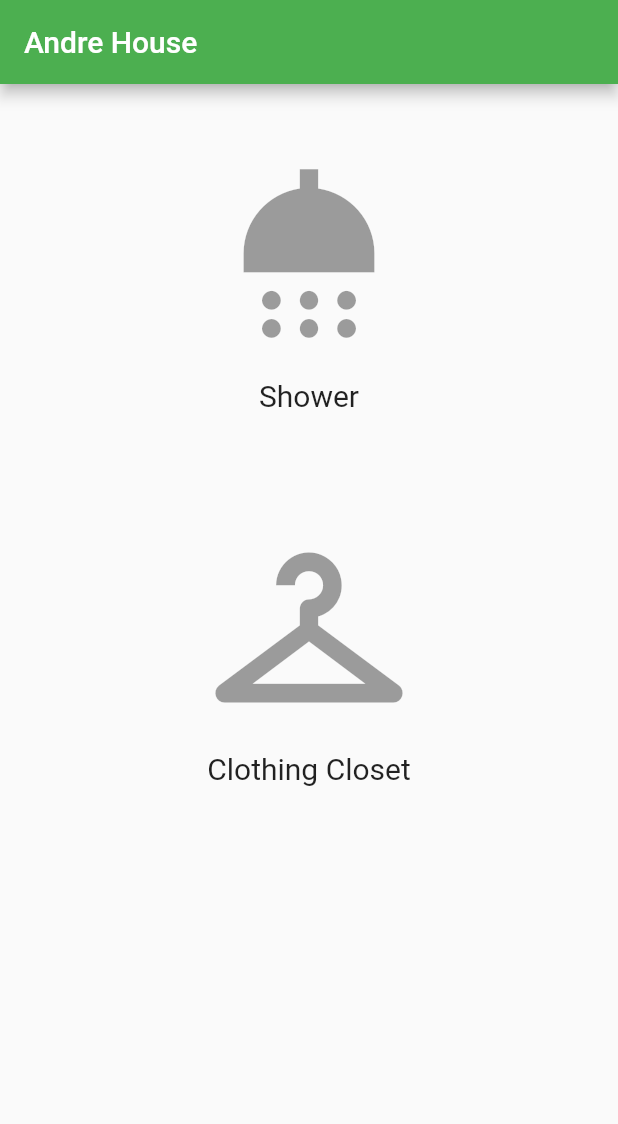
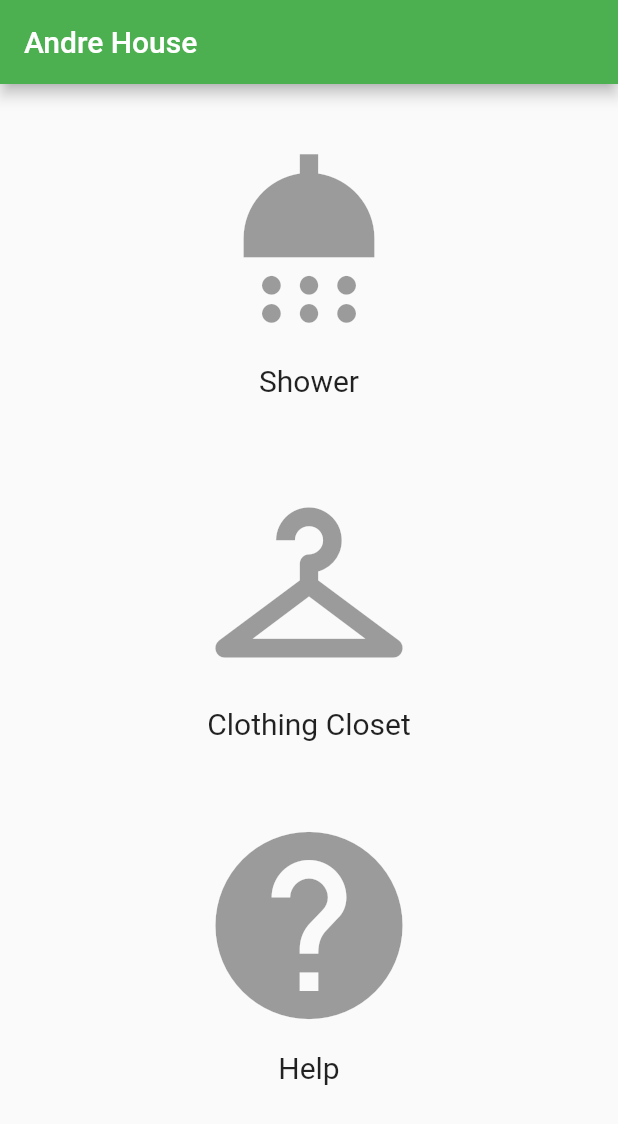
Before and after one commit to elizabethrlemar/AndreHouse, a Flutter app: the screen it shows after launch, on a phone screen of 412 x 824 dp. Shown: the top 1124 px of the screen. Run offline on Flutter 3.47's test engine with Material 2 defaults, Android fonts, the phone set to English and light mode, and no system bars.

Commit message:
Added a help button and made the homepage its own file.

```diff
--- /dev/null
+++ b/lib/guest_homepage.dart
@@ -0,0 +1,74 @@
+import 'package:flutter/material.dart';
+
+class MyHomePage extends StatefulWidget {
+  const MyHomePage({Key? key}) : super(key: key);
+  @override
+  _MyHomePageState createState() => _MyHomePageState();
+}
+
+class _MyHomePageState extends State<MyHomePage> {
+
+  @override
+  Widget build(BuildContext context) {
+    return Scaffold(
+      appBar: AppBar(
+        title: const Text('Andre House'),
+      ),
+      body: Column(children: <Widget>[
+        Container(
+          padding: const EdgeInsets.all(20),
+          alignment: Alignment.center,
+          child: Column(
+            children: const <Widget>[
+              IconButton(
+                icon: Icon(Icons.shower),
+                iconSize: 150,
+                color: Colors.blue,
+                onPressed: null,
+              ),
+              Text(
+                'Shower',
+                style: TextStyle(fontSize: 20),
+              ),
+            ],
+          ),),
+        //icon with label below it
+        Container(
+          padding: const EdgeInsets.all(20),
+          alignment: Alignment.center,
+          child: Column(
+            children: const <Widget>[
+              IconButton(
+                icon: Icon(Icons.checkroom),
+                iconSize: 150,
+                color: Colors.red,
+                onPressed: null,
+              ),
+              Text(
+                'Clothing Closet',
+                style: TextStyle(fontSize: 20),
+              ),
+            ],
+          ),
+        ),
+        Container(
+          padding: const EdgeInsets.all(20),
+          alignment: Alignment.center,
+          child: Column(
+            children: const <Widget>[
+              IconButton(
+                icon: Icon(Icons.help),
+                iconSize: 150,
+                color: Colors.red,
+                onPressed: null,
+              ),
+              Text(
+                'Help',
+                style: TextStyle(fontSize: 20),
+              ),
+            ],
+          ),),
+      ]),
+    );
+  }
+}
--- a/lib/main.dart
+++ b/lib/main.dart
@@ -1,5 +1,5 @@
 import 'package:flutter/material.dart';
-
+import 'guest_homepage.dart';
 void main() => runApp(MyApp());
 
 class MyApp extends StatelessWidget {
@@ -15,59 +15,3 @@ class MyApp extends StatelessWidget {
     );
   }
 }
-
-class MyHomePage extends StatefulWidget {
-  const MyHomePage({Key? key}) : super(key: key);
-  @override
-  _MyHomePageState createState() => _MyHomePageState();
-}
-
-class _MyHomePageState extends State<MyHomePage> {
-
-  @override
-  Widget build(BuildContext context) {
-    return Scaffold(
-      appBar: AppBar(
-        title: const Text('Andre House'),
-      ),
-      body: Column(children: <Widget>[
-            Container(
-            padding: const EdgeInsets.all(30),
-            alignment: Alignment.center,
-            child: Column(
-              children: const <Widget>[
-                IconButton(
-                  icon: Icon(Icons.shower),
-                  iconSize: 150,
-                  color: Colors.blue,
-                  onPressed: null,
-                ),
-                Text(
-                  'Shower',
-                  style: TextStyle(fontSize: 20),
-                ),
-              ],
-            ),),
-          //icon with label below it
-        Container(
-          padding: const EdgeInsets.all(30),
-          alignment: Alignment.center,
-          child: Column(
-            children: const <Widget>[
-              IconButton(
-                icon: Icon(Icons.checkroom),
-                iconSize: 150,
-                color: Colors.pink,
-                onPressed: null,
-              ),
-              Text(
-                'Clothing Closet',
-                style: TextStyle(fontSize: 20),
-              ),
-            ],
-          ),
-        )
-      ]),
-    );
-  }
-}
```
